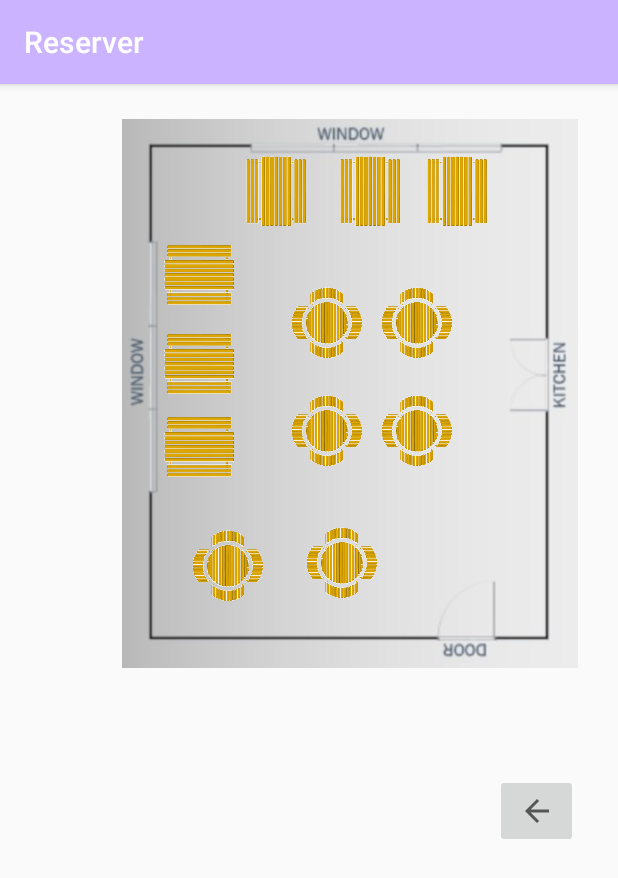
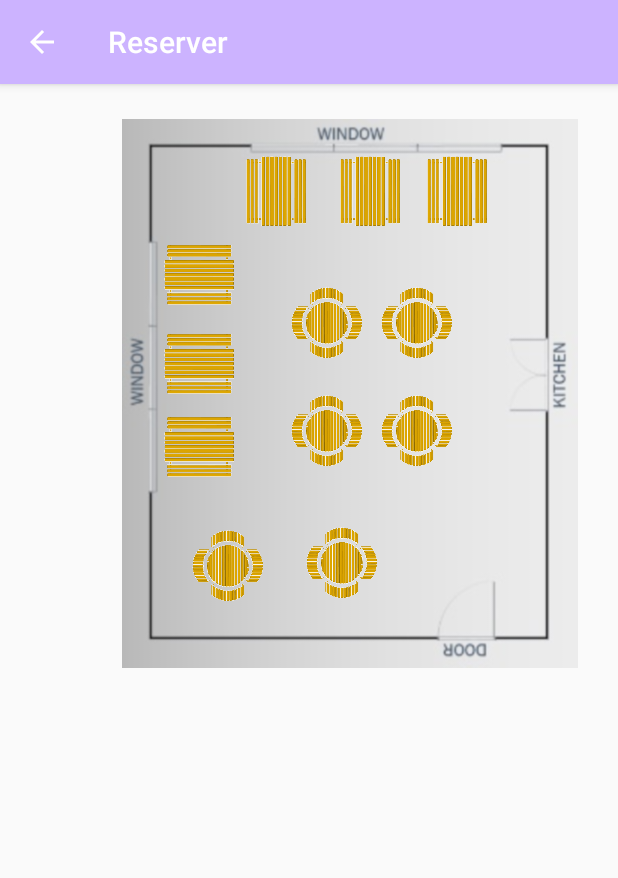
Before and after one commit to mcastillo3/TableReservation_AndroidApp, an Android app: the floorPlan screen opened directly, with no data from a screen before it, on a phone screen of 412 x 824 dp. Shown: the top 878 px of the screen. Run offline under Robolectric (Android 15) with nearby library versions, the phone set to English and light mode, and no system bars.

Commit message:
Added MainActivity as "parent" to child activities in manifest. Removed custom back button.

```diff
--- a/app/src/main/AndroidManifest.xml
+++ b/app/src/main/AndroidManifest.xml
@@ -22,7 +22,8 @@
             android:parentActivityName=".MainActivity" />
         <activity
             android:name=".floorPlan"
-            android:exported="false" />
+            android:exported="false"
+            android:parentActivityName=".MainActivity" />
         <activity
             android:name=".MainActivity"
             android:exported="true">
--- a/app/src/main/java/android/reserver/com/MainActivity.java
+++ b/app/src/main/java/android/reserver/com/MainActivity.java
@@ -151,7 +151,8 @@ public class MainActivity extends AppCompatActivity {
             startActivity(intent);
             return true;
         } else if (item.getItemId() == R.id.about) {
-            // go to about activity
+            Intent intent = new Intent(this, About.class);
+            startActivity(intent);
             return true;
         }
         return super.onOptionsItemSelected(item);
--- a/app/src/main/java/android/reserver/com/floorPlan.java
+++ b/app/src/main/java/android/reserver/com/floorPlan.java
@@ -15,7 +15,7 @@ import androidx.core.view.WindowInsetsCompat;
 public class floorPlan extends AppCompatActivity {
 
     public static final String EXTRA_SEATS = "android.reserver.com.floor_plan";
-    ImageButton backBtn;
+    /*ImageButton backBtn;*/
 
     @Override
     protected void onCreate(Bundle savedInstanceState) {
@@ -31,12 +31,12 @@ public class floorPlan extends AppCompatActivity {
             setContentView(R.layout.activity_floor_plan);
         }
 
-        backBtn = findViewById(R.id.backButton);
+/*        backBtn = findViewById(R.id.backButton);
         backBtn.setOnClickListener(new View.OnClickListener() {
             @Override
             public void onClick(View v) {
                 finish();
             }
-        });
+        });*/
     }
 }
--- a/app/src/main/res/layout-land/activity_floor_plan.xml
+++ b/app/src/main/res/layout-land/activity_floor_plan.xml
@@ -6,7 +6,7 @@
     android:layout_width="match_parent"
     android:layout_height="match_parent"
     tools:context=".floorPlan">
-
+<!--
     <ImageButton
         android:id="@+id/backButton"
         android:layout_width="55dp"
@@ -16,7 +16,7 @@
         app:layout_constraintEnd_toEndOf="parent"
         app:layout_constraintHorizontal_bias="1.0"
         app:layout_constraintStart_toEndOf="@+id/overview"
-        app:srcCompat="?attr/homeAsUpIndicator" />
+        app:srcCompat="?attr/homeAsUpIndicator" />-->
 
     <ImageView
         android:id="@+id/overview"
--- a/app/src/main/res/layout-land/activity_floor_plan_over5.xml
+++ b/app/src/main/res/layout-land/activity_floor_plan_over5.xml
@@ -7,7 +7,7 @@
     android:layout_height="match_parent"
     tools:context=".floorPlan">
 
-    <ImageButton
+<!--    <ImageButton
         android:id="@+id/backButton"
         android:layout_width="55dp"
         android:layout_height="49dp"
@@ -16,7 +16,7 @@
         app:layout_constraintEnd_toEndOf="parent"
         app:layout_constraintHorizontal_bias="1.0"
         app:layout_constraintStart_toEndOf="@+id/overview"
-        app:srcCompat="?attr/homeAsUpIndicator" />
+        app:srcCompat="?attr/homeAsUpIndicator" />-->
 
     <ImageView
         android:id="@+id/overview"
--- a/app/src/main/res/layout/activity_floor_plan.xml
+++ b/app/src/main/res/layout/activity_floor_plan.xml
@@ -147,7 +147,7 @@
         app:layout_constraintTop_toBottomOf="@+id/table3"
         app:srcCompat="@drawable/roundsolid" />
 
-    <ImageButton
+<!--    <ImageButton
         android:id="@+id/backButton"
         android:layout_width="55dp"
         android:layout_height="49dp"
@@ -158,6 +158,6 @@
         app:layout_constraintStart_toStartOf="parent"
         app:layout_constraintTop_toBottomOf="@+id/overview"
         app:layout_constraintVertical_bias="0.0"
-        app:srcCompat="?attr/homeAsUpIndicator" />
+        app:srcCompat="?attr/homeAsUpIndicator" />-->
 
 </androidx.constraintlayout.widget.ConstraintLayout>
--- a/app/src/main/res/layout/activity_floor_plan_over5.xml
+++ b/app/src/main/res/layout/activity_floor_plan_over5.xml
@@ -7,7 +7,7 @@
     android:layout_height="match_parent"
     tools:context=".floorPlan">
 
-    <ImageButton
+<!--    <ImageButton
         android:id="@+id/backButton"
         android:layout_width="55dp"
         android:layout_height="49dp"
@@ -18,7 +18,7 @@
         app:layout_constraintStart_toStartOf="parent"
         app:layout_constraintTop_toBottomOf="@+id/overview"
         app:layout_constraintVertical_bias="0.0"
-        app:srcCompat="?attr/homeAsUpIndicator" />
+        app:srcCompat="?attr/homeAsUpIndicator" />-->
 
     <ImageView
         android:id="@+id/overview"
```
